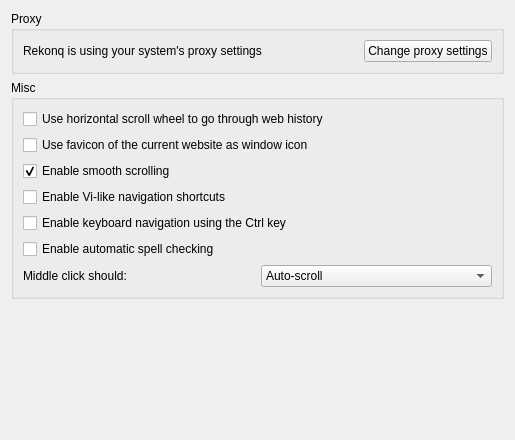
Before: the Qt Designer form src/settings/settings_advanced.ui in KDE/rekonq, drawn with Qt 5.
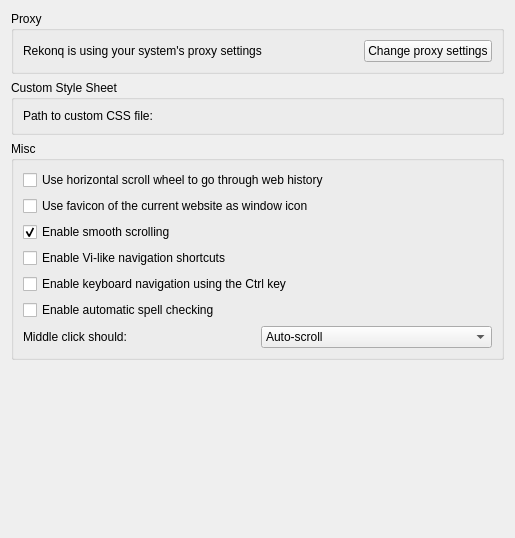
After: the same form once the commit is applied. Icons and pictures are not drawn. Custom widgets are drawn as their Qt base class.

Commit message: Move "custom CSS path" from Appearance to Advanced settings

What changed in the file:
```diff
--- a/src/settings/settings_advanced.ui
+++ b/src/settings/settings_advanced.ui
@@ -7,7 +7,7 @@
     <x>0</x>
     <y>0</y>
     <width>515</width>
-    <height>440</height>
+    <height>538</height>
    </rect>
   </property>
   <layout class="QVBoxLayout" name="verticalLayout_3">
@@ -19,6 +19,12 @@
      <layout class="QHBoxLayout" name="horizontalLayout">
       <item>
        <widget class="QLabel" name="label">
+        <property name="minimumSize">
+         <size>
+          <width>250</width>
+          <height>0</height>
+         </size>
+        </property>
         <property name="text">
          <string>Rekonq is using your system's proxy settings</string>
         </property>
@@ -52,6 +58,47 @@
      </layout>
     </widget>
    </item>
+   <item>
+    <widget class="QGroupBox" name="groupBox_3">
+     <property name="title">
+      <string>Custom Style Sheet</string>
+     </property>
+     <layout class="QFormLayout" name="formLayout_3">
+      <property name="fieldGrowthPolicy">
+       <enum>QFormLayout::ExpandingFieldsGrow</enum>
+      </property>
+      <item row="0" column="0">
+       <widget class="QLabel" name="label_5">
+        <property name="sizePolicy">
+         <sizepolicy hsizetype="Fixed" vsizetype="Preferred">
+          <horstretch>0</horstretch>
+          <verstretch>0</verstretch>
+         </sizepolicy>
+        </property>
+        <property name="minimumSize">
+         <size>
+          <width>250</width>
+          <height>0</height>
+         </size>
+        </property>
+        <property name="text">
+         <string>Path to custom CSS file:</string>
+        </property>
+        <property name="alignment">
+         <set>Qt::AlignLeading|Qt::AlignLeft|Qt::AlignVCenter</set>
+        </property>
+       </widget>
+      </item>
+      <item row="0" column="1">
+       <widget class="KUrlRequester" name="kcfg_userCSS">
+        <property name="filter">
+         <string>*.css</string>
+        </property>
+       </widget>
+      </item>
+     </layout>
+    </widget>
+   </item>
    <item>
     <widget class="QGroupBox" name="groupBox">
      <property name="title">
@@ -150,13 +197,20 @@
      <property name="sizeHint" stdset="0">
       <size>
        <width>20</width>
-       <height>155</height>
+       <height>189</height>
       </size>
      </property>
     </spacer>
    </item>
   </layout>
  </widget>
+ <customwidgets>
+  <customwidget>
+   <class>KUrlRequester</class>
+   <extends>QFrame</extends>
+   <header>kurlrequester.h</header>
+  </customwidget>
+ </customwidgets>
  <resources/>
  <connections/>
 </ui>
```
Left out of the diff: 2 changed lines with no effect on the pictures. The commit also changes 1 other file.
